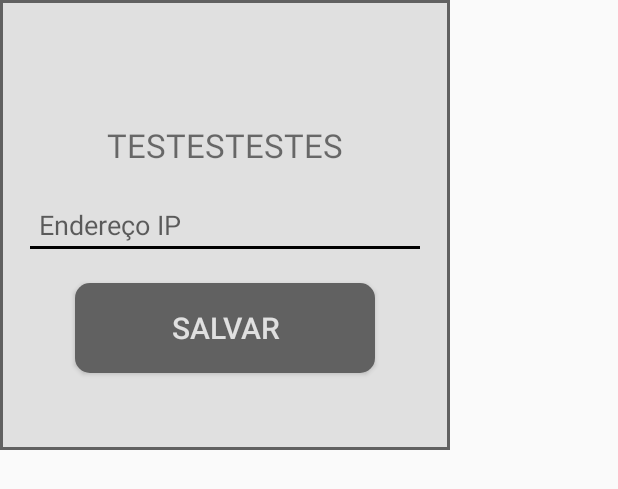
After one commit to matheuscostap/ArduinoTemp, an Android app: the layout dialog_ip_input.xml on its own in the app's theme, with its tools: preview values and no code run, on a phone screen of 412 x 824 dp. The commit adds this screen. Shown: the top 489 px of the screen. Run offline under Robolectric (Android 15) with nearby library versions, the phone set to English and light mode, and no system bars; network calls fail.

Commit message:
Pause e start, inserir ip.

```diff
--- /dev/null
+++ b/app/src/main/java/com/example/matheus/arduinotemp/Preferences.java
@@ -0,0 +1,36 @@
+package com.example.matheus.arduinotemp;
+
+import android.content.Context;
+import android.content.SharedPreferences;
+
+/**
+ * Created by Matheus on 12/10/2017.
+ */
+
+public class Preferences {
+    private static final Preferences ourInstance = new Preferences();
+    public static Preferences getInstance() {
+        return ourInstance;
+    }
+
+
+    private Preferences() {
+    }
+
+
+    public void save(Context context, String content){
+        SharedPreferences preferences = context.getSharedPreferences(context.getString(R.string.preferences_key),Context.MODE_PRIVATE);
+        SharedPreferences.Editor editor = preferences.edit();
+        editor.putString(context.getString(R.string.saved_ip),content);
+        editor.commit();
+    }
+
+
+
+    public String retrieve(Context context){
+        SharedPreferences preferences = context.getSharedPreferences(context.getString(R.string.preferences_key),Context.MODE_PRIVATE);
+        //String ip = context.getResources().getString(R.string.saved_ip);
+        String ip = preferences.getString(context.getString(R.string.saved_ip),"default");
+        return ip;
+    }
+}
--- /dev/null
+++ b/app/src/main/res/drawable/btn_radius2.xml
@@ -0,0 +1,9 @@
+<?xml version="1.0" encoding="utf-8"?>
+<shape android:shape="rectangle"
+xmlns:android="http://schemas.android.com/apk/res/android" >
+
+<solid
+    android:color="@color/grey700"/>
+<corners
+    android:radius="10dp"/>
+</shape>
--- /dev/null
+++ b/app/src/main/res/drawable/dialog_stroke.xml
@@ -0,0 +1,12 @@
+<?xml version="1.0" encoding="utf-8"?>
+<shape android:shape="rectangle"
+    xmlns:android="http://schemas.android.com/apk/res/android" >
+
+    <solid
+        android:color="@color/grey300"/>
+
+    <stroke
+        android:width="2dp"
+        android:color="@color/grey700"/>
+
+</shape>
--- a/app/src/main/res/drawable/ic_pause_black_24dp.xml
+++ b/app/src/main/res/drawable/ic_pause_black_24dp.xml
@@ -1,9 +1,9 @@
 <vector xmlns:android="http://schemas.android.com/apk/res/android"
-        android:width="24dp"
-        android:height="24dp"
+        android:width="32dp"
+        android:height="32dp"
         android:viewportWidth="24.0"
         android:viewportHeight="24.0">
     <path
-        android:fillColor="#FF000000"
+        android:fillColor="#FF616161"
         android:pathData="M6,19h4L10,5L6,5v14zM14,5v14h4L18,5h-4z"/>
 </vector>
--- /dev/null
+++ b/app/src/main/res/drawable/ic_play_arrow_black_24dp.xml
@@ -0,0 +1,4 @@
+<vector android:height="32dp" android:viewportHeight="24.0"
+    android:viewportWidth="24.0" android:width="32dp" xmlns:android="http://schemas.android.com/apk/res/android">
+    <path android:fillColor="#FF616161" android:pathData="M8,5v14l11,-7z"/>
+</vector>
--- a/app/src/main/res/drawable/ic_settings_black_24dp.xml
+++ b/app/src/main/res/drawable/ic_settings_black_24dp.xml
@@ -1,9 +1,9 @@
 <vector xmlns:android="http://schemas.android.com/apk/res/android"
-        android:width="24dp"
-        android:height="24dp"
+        android:width="32dp"
+        android:height="32dp"
         android:viewportWidth="24.0"
         android:viewportHeight="24.0">
     <path
-        android:fillColor="#FF000000"
+        android:fillColor="#FF616161"
         android:pathData="M19.43,12.98c0.04,-0.32 0.07,-0.64 0.07,-0.98s-0.03,-0.66 -0.07,-0.98l2.11,-1.65c0.19,-0.15 0.24,-0.42 0.12,-0.64l-2,-3.46c-0.12,-0.22 -0.39,-0.3 -0.61,-0.22l-2.49,1c-0.52,-0.4 -1.08,-0.73 -1.69,-0.98l-0.38,-2.65C14.46,2.18 14.25,2 14,2h-4c-0.25,0 -0.46,0.18 -0.49,0.42l-0.38,2.65c-0.61,0.25 -1.17,0.59 -1.69,0.98l-2.49,-1c-0.23,-0.09 -0.49,0 -0.61,0.22l-2,3.46c-0.13,0.22 -0.07,0.49 0.12,0.64l2.11,1.65c-0.04,0.32 -0.07,0.65 -0.07,0.98s0.03,0.66 0.07,0.98l-2.11,1.65c-0.19,0.15 -0.24,0.42 -0.12,0.64l2,3.46c0.12,0.22 0.39,0.3 0.61,0.22l2.49,-1c0.52,0.4 1.08,0.73 1.69,0.98l0.38,2.65c0.03,0.24 0.24,0.42 0.49,0.42h4c0.25,0 0.46,-0.18 0.49,-0.42l0.38,-2.65c0.61,-0.25 1.17,-0.59 1.69,-0.98l2.49,1c0.23,0.09 0.49,0 0.61,-0.22l2,-3.46c0.12,-0.22 0.07,-0.49 -0.12,-0.64l-2.11,-1.65zM12,15.5c-1.93,0 -3.5,-1.57 -3.5,-3.5s1.57,-3.5 3.5,-3.5 3.5,1.57 3.5,3.5 -1.57,3.5 -3.5,3.5z"/>
 </vector>
--- /dev/null
+++ b/app/src/main/res/layout/dialog_ip_input.xml
@@ -0,0 +1,60 @@
+<?xml version="1.0" encoding="utf-8"?>
+<RelativeLayout xmlns:android="http://schemas.android.com/apk/res/android"
+    android:layout_width="300dp"
+    android:layout_height="300dp"
+    android:background="@color/transparent">
+
+    <RelativeLayout
+        android:background="@drawable/dialog_stroke"
+        android:layout_width="300dp"
+        android:layout_height="300dp"
+        android:layout_alignParentTop="true"
+        android:layout_alignParentStart="true">
+
+        <TextView
+            android:textAlignment="center"
+            android:layout_marginTop="16dp"
+            android:layout_marginLeft="16dp"
+            android:layout_marginRight="16dp"
+            android:layout_marginBottom="8dp"
+            android:textSize="22sp"
+            android:text="TESTESTESTES"
+            android:layout_above="@+id/etIpAddress"
+            android:layout_centerHorizontal="true"
+            android:id="@+id/tvTitle"
+            android:layout_width="wrap_content"
+            android:layout_height="wrap_content" />
+
+        <EditText
+            android:inputType="text"
+            android:maxLines="1"
+            android:paddingLeft="10dp"
+            android:paddingRight="10dp"
+            android:hint="@string/ip_address"
+            android:layout_marginTop="8dp"
+            android:layout_marginLeft="16dp"
+            android:layout_marginRight="16dp"
+            android:layout_marginBottom="8dp"
+            android:layout_centerInParent="true"
+            android:id="@+id/etIpAddress"
+            android:layout_width="match_parent"
+            android:layout_height="wrap_content" />
+
+        <Button
+            android:textColor="@color/grey300"
+            android:layout_centerHorizontal="true"
+            android:textSize="20sp"
+            android:text="@string/save"
+            android:background="@drawable/btn_radius2"
+            android:layout_marginTop="8dp"
+            android:layout_marginLeft="16dp"
+            android:layout_marginRight="16dp"
+            android:layout_marginBottom="16dp"
+            android:layout_below="@+id/etIpAddress"
+            android:id="@+id/btnSave"
+            android:layout_width="200dp"
+            android:layout_height="60dp" />
+
+    </RelativeLayout>
+
+</RelativeLayout>
--- a/app/src/main/res/values/colors.xml
+++ b/app/src/main/res/values/colors.xml
@@ -1,11 +1,12 @@
 <?xml version="1.0" encoding="utf-8"?>
 <resources>
-    <color name="colorPrimary">#3F51B5</color>
-    <color name="colorPrimaryDark">#303F9F</color>
-    <color name="colorAccent">#FF4081</color>
+    <color name="colorPrimary">#000000</color>
+    <color name="colorPrimaryDark">#000000</color>
+    <color name="colorAccent">#000000</color>
 
     <color name="white">#ffffff</color>
     <color name="black">#000000</color>
+    <color name="transparent">#00000000</color>
     <!--  RED PALETTE  -->
     <color name="red50">#FFEBEE</color>
     <color name="red100">#FFCDD2</color>
--- a/app/src/main/res/values/strings.xml
+++ b/app/src/main/res/values/strings.xml
@@ -1,4 +1,13 @@
 <resources>
     <string name="app_name">ArduinoTemp</string>
     <string name="action_settings">Settings</string>
+
+    <string name="preferences_key">ARDUINOTEMP</string>
+    <string name="saved_ip">ip</string>
+    <string name="save">Salvar</string>
+    <string name="ip_address">Endereço IP</string>
+    <string name="saved">IP Salvo!</string>
+    <string name="enter_ip_address">Configure um endereço de IP.</string>
+
+
 </resources>
```
Also changed, not shown: app/src/main/java/com/example/matheus/arduinotemp/CustomDialog.java (added, +50 -0 lines), app/src/main/java/com/example/matheus/arduinotemp/MainActivity.java (+50 -3 lines), app/src/main/res/drawable/btn_radius.xml (added, +14 -0 lines), app/src/main/res/layout/activity_main.xml (+31 -0 lines).
